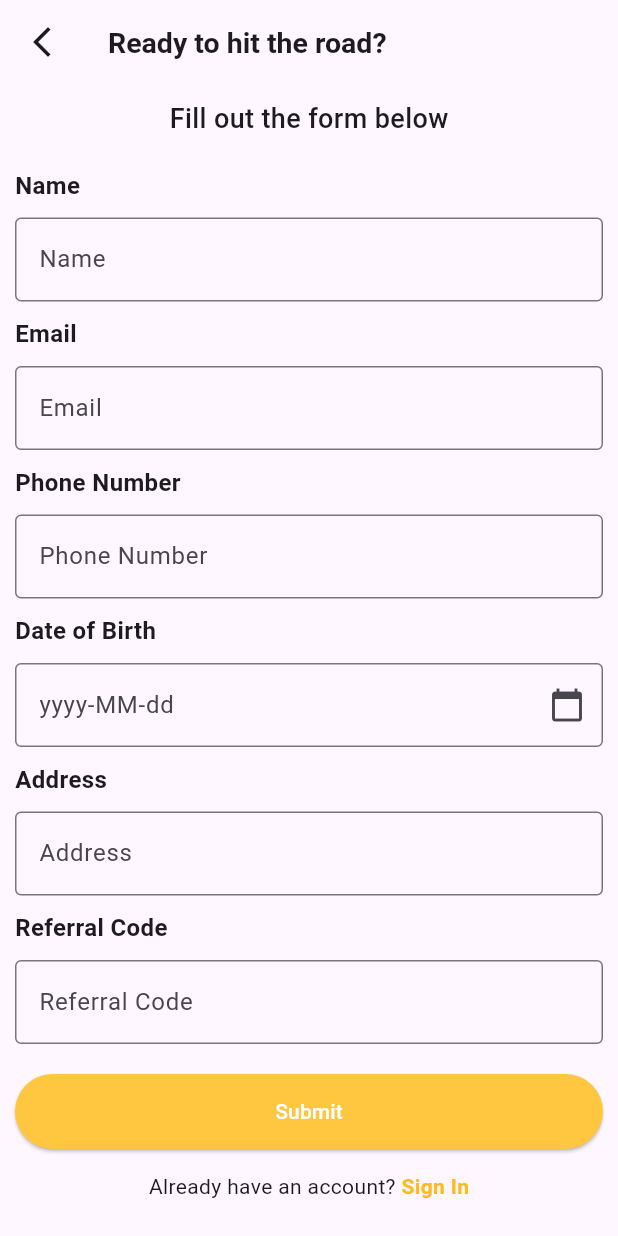
After one commit to SoeThiriKhaing/dailyfeardeal, a Flutter app: the TaxiDriverSignUp screen opened by its route, on a phone screen of 412 x 824 dp. The commit adds this screen. Run offline on Flutter 3.47's test engine with Material 3 defaults, Android fonts, the phone set to English and light mode, and no system bars; our stand-ins replace carousel_slider, get; network calls fail.

Commit message:
added new

```diff
--- a/lib/main.dart
+++ b/lib/main.dart
@@ -1,5 +1,8 @@
 import 'package:dailyfairdeal/screens/auth/login/login_screen.dart';
+import 'package:dailyfairdeal/screens/auth/signup/merchant_sign_up.dart';
 import 'package:dailyfairdeal/screens/auth/signup/registerscreen.dart';
+import 'package:dailyfairdeal/screens/auth/signup/rider_sign_up.dart';
+import 'package:dailyfairdeal/screens/auth/signup/taxi_driver_sign_up.dart';
 import 'package:dailyfairdeal/screens/auth/splashscreen.dart';
 import 'package:dailyfairdeal/screens/auth/to_register.dart';
 import 'package:flutter/material.dart';
@@ -28,6 +31,9 @@ class _MyAppState extends State<MyApp> {
           GetPage(name: '/toregister', page: () => const ToRegister()),
           GetPage(name: '/register', page: () => const RegisterScreen()),
           GetPage(name: '/login', page: () => const LoginScreen()),
+          GetPage(name: '/merchantsignup', page: () => const MerchantSignUp()),
+          GetPage(name: '/driversignup', page: () => const TaxiDriverSignUp()),
+          GetPage(name: '/dfdridersignup', page: () => const RiderSignUp()),
         ]);
   }
 }
--- /dev/null
+++ b/lib/screens/auth/signup/taxi_driver_sign_up.dart
@@ -0,0 +1,212 @@
+import 'package:dailyfairdeal/widget/app_color.dart';
+import 'package:flutter/material.dart';
+import 'package:get/get.dart';
+import 'package:intl/intl.dart';
+
+class TaxiDriverSignUp extends StatefulWidget {
+  const TaxiDriverSignUp({super.key});
+
+  @override
+  State<TaxiDriverSignUp> createState() => _TaxiDriverSignUpState();
+}
+
+class _TaxiDriverSignUpState extends State<TaxiDriverSignUp> {
+
+  final GlobalKey<FormState> formKey = GlobalKey<FormState>();
+
+  final TextEditingController nameController = TextEditingController();
+  final TextEditingController emailController = TextEditingController();
+  final TextEditingController phoneController = TextEditingController();
+  final TextEditingController dobController = TextEditingController();
+  final TextEditingController addressController = TextEditingController();
+  final TextEditingController referralCodeController = TextEditingController();
+
+  Widget buildTextFormField(String label, TextEditingController controller, {String? Function(String?)? validator, TextInputType? keyboardType, int? maxLines}) {
+    return Column(
+      crossAxisAlignment: CrossAxisAlignment.start,
+      children: [
+        Text(label, style: const TextStyle(fontSize: 16, fontWeight: FontWeight.bold)),
+        const SizedBox(height: 10),
+        TextFormField(
+          controller: controller,
+          keyboardType: keyboardType,
+          maxLines: maxLines,
+          decoration: InputDecoration(
+            border: const OutlineInputBorder(),
+            hintText: label,
+          ),
+          validator: (value) {
+            if (value == null || value.isEmpty) {
+              return 'Please enter $label';
+            }
+            return null;
+          },
+        ),
+      ],
+    );
+  }
+
+  Widget buildPhoneField() {
+    return buildTextFormField(
+      'Phone Number',
+      phoneController,
+      validator: (value) {
+        if (value == null || value.isEmpty) {
+          return 'Please enter the phone number';
+        } else if (!RegExp(r'^\d{10,}$').hasMatch(value)) {
+          return 'Enter a valid phone number';
+        }
+        return null;
+      },
+      keyboardType: TextInputType.phone,  // Use phone keyboard
+    );
+  }
+
+  Widget buildDateOfBirthTextFormField() {
+    return Column(
+      crossAxisAlignment: CrossAxisAlignment.start,
+      children: [
+        const Text(
+          "Date of Birth",
+          style: TextStyle(fontSize: 16, fontWeight: FontWeight.bold),
+        ),
+        const SizedBox(height: 10),
+        TextFormField(
+          controller: dobController,
+          readOnly: true,
+          decoration: InputDecoration(
+            border: const OutlineInputBorder(),
+            hintText: 'yyyy-MM-dd',
+            suffixIcon: IconButton(
+              icon: const Icon(Icons.calendar_today),
+              onPressed: () async {
+                await selectDateOfBirth(context);
+              },
+            ),
+          ),
+          validator: (value) {
+            if (value == null || value.isEmpty) {
+              return 'Please select your date of birth';
+            }
+            return null;
+          },
+        ),
+      ],
+    );
+  }
+
+  Future<void> selectDateOfBirth(BuildContext context) async {
+    DateTime? selectedDate = await showDatePicker(
+      context: context,
+      initialDate: DateTime.now(),
+      firstDate: DateTime(1900),
+      lastDate: DateTime.now(),
+    );
+
+    if (selectedDate != null) {
+      setState(() {
+        dobController.text = DateFormat('yyyy-MM-dd').format(selectedDate);
+      });
+    }
+  }
+
+  Widget buildSubmitButton() {
+    return SizedBox(
+      width: double.infinity,
+      child: ElevatedButton(
+        onPressed: () {
+          if (formKey.currentState!.validate()) {
+            Get.snackbar("Successful", "Form submitted successfully!");
+          }
+        },
+        style: ElevatedButton.styleFrom(
+          backgroundColor: const Color(0xFFFFC740),
+          minimumSize: const Size(double.infinity, 50),
+        ),
+        child: const Text(
+          "Submit",
+          style: TextStyle(color: Colors.white),
+        ),
+      ),
+    );
+  }
+
+  Widget buildLoginRedirectButton() {
+    return Center(
+      child: Row(
+        mainAxisAlignment: MainAxisAlignment.center,
+        children: [
+          const Text("Already have an account? "),
+          GestureDetector(
+            onTap: () {
+             // Get.to(()=> const MerchantLogin());
+            },
+            child: const Text(
+              "Sign In",
+              style: TextStyle(
+                  fontWeight: FontWeight.bold,
+                  color: AppColor.primaryColor),
+            ),
+          ),
+        ],
+      ),
+    );
+  }
+
+  @override
+  Widget build(BuildContext context) {
+    return Scaffold(
+      appBar: AppBar(
+        title: const Text(
+          'Ready to hit the road?',
+          style: TextStyle(
+            fontSize: 19,
+            fontWeight: FontWeight.bold,
+          ),
+        ),
+        leading: GestureDetector(
+          onTap: () => Get.back(),
+          child: const Icon(
+            Icons.arrow_back_ios_new_outlined,
+          ),
+        ),
+      ),
+      body: SingleChildScrollView(
+        child: Padding(
+          padding: const EdgeInsets.all(10),
+          child: Form(
+            key: formKey,
+            child: Column(
+              crossAxisAlignment: CrossAxisAlignment.start,
+              children: [
+                const Center(
+                  child: Text(
+                    'Fill out the form below',
+                    style: TextStyle(fontSize: 18, fontWeight: FontWeight.w500),
+                  ),
+                ),
+                const SizedBox(height: 20),
+                buildTextFormField('Name', nameController, keyboardType: TextInputType.text),
+                const SizedBox(height: 10),
+                buildTextFormField('Email', emailController, keyboardType: TextInputType.emailAddress),
+                const SizedBox(height: 10),
+                buildPhoneField(),
+                const SizedBox(height: 10),
+                buildDateOfBirthTextFormField(),
+                const SizedBox(height: 10),
+                buildTextFormField('Address', addressController, keyboardType: TextInputType.text),
+                const SizedBox(height: 10),
+                buildTextFormField('Referral Code', referralCodeController, keyboardType: TextInputType.text),
+                const SizedBox(height: 20),
+                buildSubmitButton(),
+                const SizedBox(height: 15),
+                buildLoginRedirectButton(),
+                const SizedBox(height: 10),
+              ],
+            ),
+          ),
+        ),
+      ),
+    );
+  }
+}
--- a/pubspec.yaml
+++ b/pubspec.yaml
@@ -15,9 +15,7 @@ dependencies:
   get: ^4.6.6
   http: ^1.2.2
   carousel_slider: ^5.0.0
-
-
-
+  intl: ^0.20.1
   cupertino_icons: ^1.0.6
 
 dev_dependencies:
```
Also changed, not shown: lib/screens/auth/signup/merchant_sign_up.dart (+78 -40 lines), lib/screens/auth/signup/rider_sign_up.dart (added, +212 -0 lines), lib/screens/home/home.dart (+44 -4 lines), lib/service/api_method.dart (+36 -0 lines), pubspec.lock.
